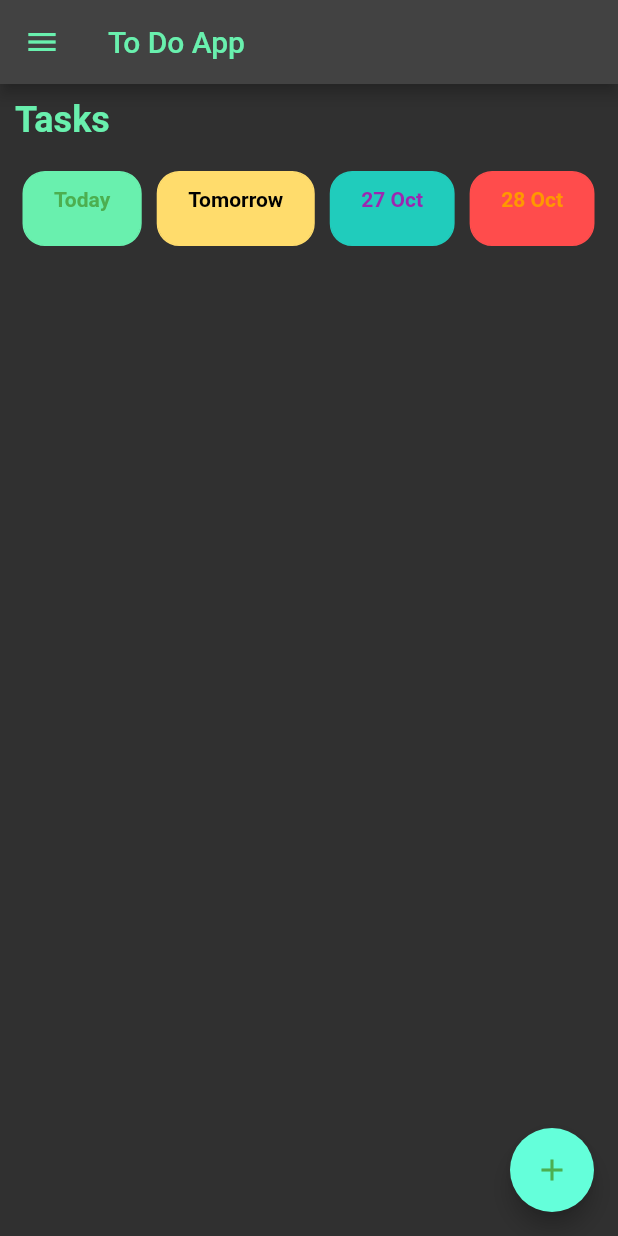
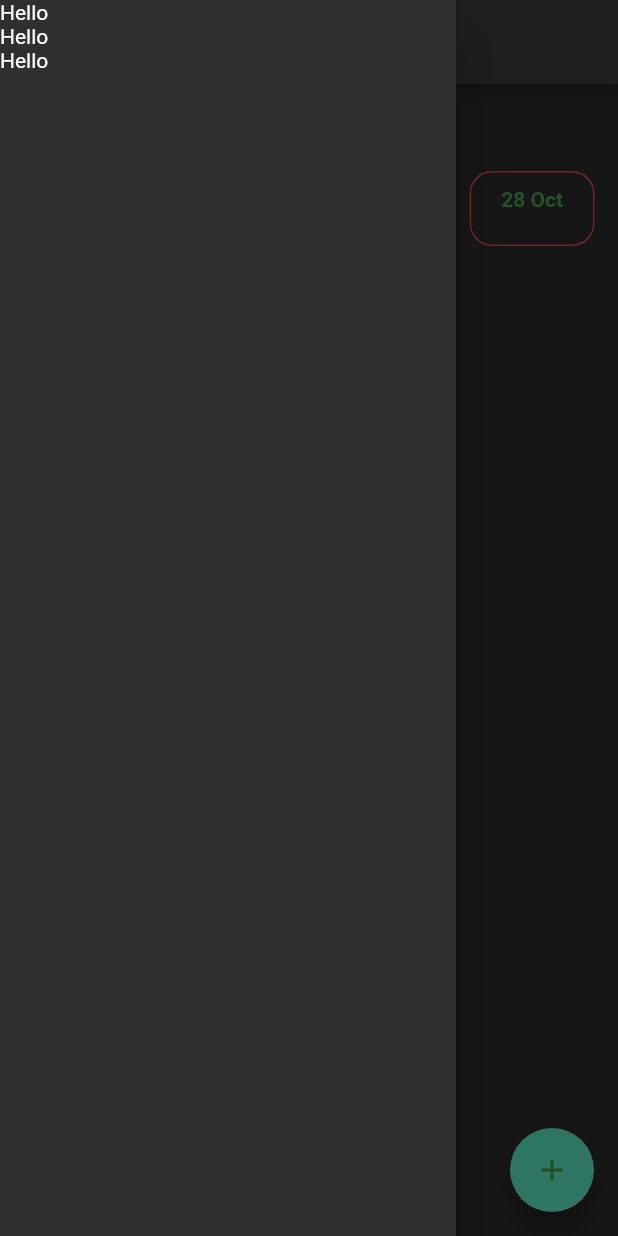
Before and after one commit to utkarshmalik19/todo_app, a Flutter app: the screen it shows after launch, with the side drawer open (before the commit the screen has no drawer), on a phone screen of 412 x 824 dp. Run offline on Flutter 3.47's test engine with Material 2 defaults, Android fonts, the phone set to English and light mode, and no system bars.

```diff
--- a/lib/presentation/screens/home_page.dart
+++ b/lib/presentation/screens/home_page.dart
@@ -1,6 +1,7 @@
 import 'package:flutter/material.dart';
 import 'package:todo_app/models/todo_item.dart';
 import 'package:todo_app/presentation/screens/add_page.dart';
+import 'package:todo_app/presentation/widgets/app_drawer.dart';
 import 'package:todo_app/presentation/widgets/day_bar.dart';
 import 'package:todo_app/presentation/widgets/todo_tile.dart';
 import 'package:todo_app/utils/consts.dart';
@@ -26,16 +27,16 @@ class _HomePageState extends State<HomePage> {
   @override
   Widget build(BuildContext context) {
     return Scaffold(
+
+      drawer: AppDrawer(),
       appBar: AppBar(
-          leading: Icon(
-            Icons.menu,
-            color: Colors.greenAccent,
-          ),
-          title: Text(
+        iconTheme: IconThemeData(color: Colors.greenAccent),
+          title: const Text(
         "To Do App",
         style: TextStyle(color: Colors.greenAccent),
       )),
-      body: Padding(
+      body: SingleChildScrollView(
+        child: Padding(
           padding: const EdgeInsets.symmetric(horizontal: 10, vertical: 10),
           child: Column(
             mainAxisAlignment: MainAxisAlignment.start,
@@ -72,6 +73,7 @@ class _HomePageState extends State<HomePage> {
             ],
           ),
         ),
+      ),
       floatingActionButton: FloatingActionButton(
         child: Icon(
           Icons.add,
--- /dev/null
+++ b/lib/presentation/widgets/app_drawer.dart
@@ -0,0 +1,19 @@
+import 'package:flutter/material.dart';
+
+class AppDrawer extends StatefulWidget {
+  const AppDrawer({super.key});
+
+  @override
+  State<AppDrawer> createState() => _AppDrawerState();
+}
+
+class _AppDrawerState extends State<AppDrawer> {
+  @override
+  Widget build(BuildContext context) {
+    return Drawer(
+      child: ListView(
+        children: [Text('Hello'), Text('Hello'), Text('Hello')],
+      ),
+    );
+  }
+}
--- a/lib/presentation/widgets/day_bar.dart
+++ b/lib/presentation/widgets/day_bar.dart
@@ -18,14 +18,14 @@ class _DayBarState extends State<DayBar> {
       padding: const EdgeInsets.symmetric(horizontal: 5),
       child: Container(
         decoration: BoxDecoration(
-            color: AppConstants.tileColors[colorIndex],
+
             border: Border.all(width: 1, color: AppConstants.tileColors[colorIndex]),
             borderRadius: BorderRadius.circular(15)),
         child: Padding(
           padding: const EdgeInsets.symmetric(vertical: 10, horizontal: 20),
           child: Text(
             widget.day,
-            style: TextStyle(color: AppConstants.tileTextColors[colorIndex], fontWeight: FontWeight.bold),
+            style: TextStyle(color: AppConstants.tileTextColors[0], fontWeight: FontWeight.bold),
           ),
         ),
       ),
--- a/lib/presentation/widgets/todo_tile.dart
+++ b/lib/presentation/widgets/todo_tile.dart
@@ -1,5 +1,6 @@
 import 'package:flutter/material.dart';
 import 'package:todo_app/models/todo_item.dart';
+import 'package:todo_app/utils/consts.dart';
 
 class TodoTile extends StatefulWidget {
   final int index;
@@ -62,7 +63,7 @@ class _TodoTileState extends State<TodoTile> {
           child: ListTile(
             shape:
                 RoundedRectangleBorder(borderRadius: BorderRadius.circular(10)),
-            tileColor: tileColors[colorIndex],
+            tileColor: AppConstants.tileColors[colorIndex], //tileColors[colorIndex]
             leading: Checkbox(
               activeColor: tileColors[colorIndex],
               overlayColor: MaterialStateProperty.all(Colors.black),
@@ -76,7 +77,7 @@ class _TodoTileState extends State<TodoTile> {
             title: Text(
               widget.items.title,
               style:
-                  TextStyle(color: Colors.black, fontWeight: FontWeight.bold),
+                  TextStyle(color: Colors.black, fontWeight: FontWeight.bold, fontFamily: 'Roboto'),
             ),
             subtitle: Text(widget.items.deadline,
                 style: TextStyle(color: Colors.black)),
```
Lines whose indentation alone changed are shown as unchanged.
